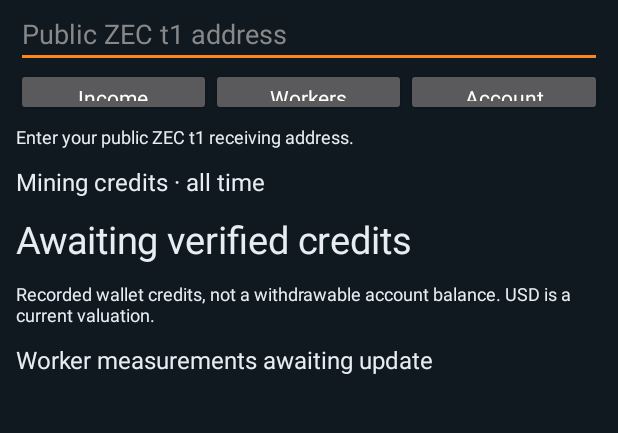
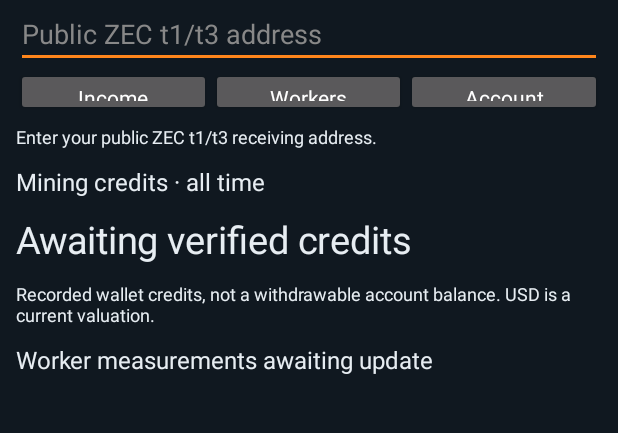
Before and after one commit to bllangozi-ccc/PointSixPool-Zec-Miner, an Android app: the screen it shows after launch (MainActivity), on a phone screen of 412 x 824 dp, the part 79-512 px from its top. Run offline under Robolectric (Android 15) with nearby library versions, the phone set to English and light mode, and no system bars.

Commit message:
Use device-browser account authentication in native monitors

```diff
--- a/Apps/PointSixPoolMonitor/android/app/src/main/java/com/pointsixpool/monitor/MainActivity.java
+++ b/Apps/PointSixPoolMonitor/android/app/src/main/java/com/pointsixpool/monitor/MainActivity.java
@@ -8,12 +8,7 @@ import android.content.Intent;
 import android.graphics.Color;
 import android.net.Uri;
 import android.view.View;
-import android.view.ViewGroup;
 import android.view.WindowInsets;
-import android.webkit.WebResourceRequest;
-import android.webkit.WebSettings;
-import android.webkit.WebView;
-import android.webkit.WebViewClient;
 import android.widget.*;
 import org.json.*;
 import javax.net.ssl.HttpsURLConnection;
@@ -28,7 +23,7 @@ public final class MainActivity extends Activity {
  private final ExecutorService io=Executors.newSingleThreadExecutor();
  private final Handler handler=new Handler(Looper.getMainLooper());
  private LinearLayout root,content; private EditText wallet;
- private WebView account; private String tab="Income",status="Add your public ZEC wallet.";
+ private String tab="Income",status="Add your public ZEC wallet.";
  private JSONArray workers=new JSONArray(); private Double credit=null,price=null;
  private boolean busy=false,foreground=false,workFresh=false;
  private final Runnable refreshTick=new Runnable(){public void run(){if(foreground){refresh();handler.postDelayed(this,30000);}}};
@@ -36,20 +31,20 @@ public final class MainActivity extends Activity {
  private Button button(String value,Runnable action){Button v=new Button(this);v.setText(value);v.setAllCaps(false);v.setOnClickListener(x->action.run());return v;}
  @Override public void onCreate(Bundle saved){super.onCreate(saved);root=new LinearLayout(this);root.setOrientation(LinearLayout.VERTICAL);root.setPadding(16,16,16,16);root.setBackgroundColor(Color.rgb(16,24,32));
  root.setOnApplyWindowInsetsListener((v,insets)->{if(android.os.Build.VERSION.SDK_INT>=30){android.graphics.Insets i=insets.getInsets(WindowInsets.Type.systemBars());v.setPadding(16,16+i.top,16,16+i.bottom);}return insets;});
- root.addView(text("PointSixPool Monitor",23));wallet=new EditText(this);wallet.setTextColor(Color.WHITE);wallet.setSingleLine(true);wallet.setHintTextColor(Color.GRAY);wallet.setHint("Public ZEC t1 address");wallet.setInputType(android.text.InputType.TYPE_TEXT_VARIATION_VISIBLE_PASSWORD);wallet.setText(getPreferences(0).getString("publicWallet",""));root.addView(wallet);
- LinearLayout nav=new LinearLayout(this);for(String name:new String[]{"Income","Workers","Account"})nav.addView(button(name,()->{tab=name;render();}),new LinearLayout.LayoutParams(0,48,1));root.addView(nav);
+ root.addView(text("PointSixPool Monitor",23));wallet=new EditText(this);wallet.setTextColor(Color.WHITE);wallet.setSingleLine(true);wallet.setHintTextColor(Color.GRAY);wallet.setHint("Public ZEC t1/t3 address");wallet.setInputType(android.text.InputType.TYPE_TEXT_VARIATION_VISIBLE_PASSWORD);wallet.setText(getPreferences(0).getString("publicWallet",""));root.addView(wallet);
+ LinearLayout nav=new LinearLayout(this);for(String name:new String[]{"Income","Workers","Account"})nav.addView(button(name,()->{if("Account".equals(name)){try{startActivity(new Intent(Intent.ACTION_VIEW,Uri.parse("https://pointsixpool.com/mobile/")));}catch(android.content.ActivityNotFoundException missing){Toast.makeText(this,"Install or enable a web browser for account sign-in.",Toast.LENGTH_LONG).show();}}else{tab=name;render();}}),new LinearLayout.LayoutParams(0,48,1));root.addView(nav);
  ScrollView scroll=new ScrollView(this);content=new LinearLayout(this);content.setOrientation(LinearLayout.VERTICAL);scroll.addView(content);root.addView(scroll,new LinearLayout.LayoutParams(-1,0,1));root.addView(button("Refresh",this::refresh));setContentView(root);render();}
  @Override protected void onResume(){super.onResume();foreground=true;handler.removeCallbacks(refreshTick);handler.post(refreshTick);}
  @Override protected void onPause(){foreground=false;handler.removeCallbacks(refreshTick);super.onPause();}
- @Override protected void onDestroy(){handler.removeCallbacksAndMessages(null);io.shutdownNow();if(account!=null){account.stopLoading();account.destroy();}super.onDestroy();}
+ @Override protected void onDestroy(){handler.removeCallbacksAndMessages(null);io.shutdownNow();super.onDestroy();}
  private JSONObject read(String path)throws Exception{if(!new HashSet<String>(Arrays.asList("/api/mining/public-work","/api/mining/earned-credits","/api/prices/zec?range=1m")).contains(path))throw new IOException("Endpoint refused");HttpsURLConnection c=(HttpsURLConnection)new URL("https://pointsixpool.com"+path).openConnection();c.setConnectTimeout(12000);c.setReadTimeout(12000);c.setInstanceFollowRedirects(false);c.setUseCaches(false);c.setRequestProperty("Accept","application/json");try{if(c.getResponseCode()!=200)throw new IOException("Feed pending");long deadline=System.nanoTime()+15000000000L;ByteArrayOutputStream bytes=new ByteArrayOutputStream();try(InputStream stream=c.getInputStream()){byte[] b=new byte[8192];int n;while((n=stream.read(b))!=-1){if(System.nanoTime()>deadline||bytes.size()+n>4194304)throw new IOException("Feed limit");bytes.write(b,0,n);}}return new JSONObject(bytes.toString(StandardCharsets.UTF_8.name()));}finally{c.disconnect();}}
  private boolean fresh(JSONObject x,String stamp,int age){double a=System.currentTimeMillis()/1000d-x.optDouble(stamp,Double.NaN);return x.optBoolean("available",false)&&Double.isFinite(a)&&a>=-5&&a<=age;}
- private void refresh(){if(busy||!foreground)return;String address=wallet.getText().toString().trim();if(!address.matches("t1[1-9A-HJ-NP-Za-km-z]{33}")){workFresh=false;workers=new JSONArray();credit=price=null;status="Enter your public ZEC t1 receiving address.";render();return;}busy=true;getPreferences(0).edit().putString("publicWallet",address).apply();io.execute(()->{JSONArray selected=new JSONArray();Double earned=null,usd=null;boolean freshWork=false;String note="Work feed awaiting update.";
+ private void refresh(){if(busy||!foreground)return;String address=wallet.getText().toString().trim();if(!address.matches("t[13][1-9A-HJ-NP-Za-km-z]{33}")){workFresh=false;workers=new JSONArray();credit=price=null;status="Enter your public ZEC t1/t3 receiving address.";render();return;}busy=true;getPreferences(0).edit().putString("publicWallet",address).apply();io.execute(()->{JSONArray selected=new JSONArray();Double earned=null,usd=null;boolean freshWork=false;String note="Work feed awaiting update.";
  try{JSONObject x=read("/api/mining/public-work");if(!fresh(x,"observed_unix",90))throw new IOException();JSONArray list=x.getJSONArray("workers");if(list.length()>500)throw new IOException();for(int i=0;i<list.length();i++){JSONObject w=list.getJSONObject(i);double rate=w.optDouble("hashrate_5m",Double.NaN);if(address.equals(w.optString("wallet_address"))&&Double.isFinite(rate)&&rate>=0)selected.put(w);}freshWork=true;note="Updated "+new java.text.SimpleDateFormat("HH:mm:ss",Locale.UK).format(new Date());}catch(Exception ignored){}
  try{JSONObject x=read("/api/mining/earned-credits");if(!fresh(x,"observed_unix",90))throw new IOException();JSONArray list=x.getJSONArray("wallets");for(int i=0;i<list.length();i++){JSONObject w=list.getJSONObject(i);long zats=w.optLong("earned_all_zats",-1);if(address.equals(w.optString("wallet_address"))&&zats>=0&&zats<=2100000000000000L)earned=zats/100000000d;}}catch(Exception ignored){}
  try{JSONObject x=read("/api/prices/zec?range=1m");double p=x.optDouble("price",Double.NaN);if(fresh(x,"sample_time",900)&&Double.isFinite(p)&&p>0)usd=p;}catch(Exception ignored){}
  JSONArray finalWorkers=selected;Double finalEarned=earned,finalPrice=usd;boolean finalFresh=freshWork;String finalNote=note;handler.post(()->{busy=false;if(isFinishing()||isDestroyed()||!address.equals(wallet.getText().toString().trim()))return;workers=finalWorkers;credit=finalEarned;price=finalPrice;workFresh=finalFresh;status=finalNote;render();});});}
- private void render(){if(content==null)return;content.removeAllViews();if("Account".equals(tab)){if(account==null){account=new WebView(this);account.getSettings().setJavaScriptEnabled(true);account.getSettings().setDomStorageEnabled(true);account.getSettings().setAllowFileAccess(false);account.getSettings().setAllowContentAccess(false);account.getSettings().setMixedContentMode(WebSettings.MIXED_CONTENT_NEVER_ALLOW);account.setWebViewClient(new WebViewClient(){@Override public boolean shouldOverrideUrlLoading(WebView view,WebResourceRequest request){Uri u=request.getUrl();if("https".equals(u.getScheme())&&new HashSet<String>(Arrays.asList("pointsixpool.com","accounts.pointsixpool.com")).contains(u.getHost())&&(u.getPort()==-1||u.getPort()==443))return false;if("https".equals(u.getScheme()))startActivity(new Intent(Intent.ACTION_VIEW,u));return true;}});account.loadUrl("https://pointsixpool.com/mobile/");}if(account.getParent()!=null)((ViewGroup)account.getParent()).removeView(account);content.addView(account,new LinearLayout.LayoutParams(-1,Math.max(480,getResources().getDisplayMetrics().heightPixels-260)));return;}
+ private void render(){if(content==null)return;content.removeAllViews();
  content.addView(text(status,12));if("Income".equals(tab)){content.addView(text("Mining credits · all time",16));content.addView(text(credit==null?"Awaiting verified credits":String.format(Locale.UK,"%.8f ZEC",credit),25));if(credit!=null&&price!=null)content.addView(text(String.format(Locale.UK,"≈ $%.2f USD",credit*price),21));content.addView(text("Recorded wallet credits, not a withdrawable account balance. USD is a current valuation.",12));double rate=0;for(int i=0;i<workers.length();i++)rate+=workers.optJSONObject(i).optDouble("hashrate_5m",0);content.addView(text(workFresh?String.format(Locale.UK,"%d workers · %.2f Sol/s",workers.length(),rate):"Worker measurements awaiting update",16));return;}
  if(!workFresh){content.addView(text("Fresh worker measurements awaiting update",16));return;}if(workers.length()==0)content.addView(text("No published workers for this wallet in the recorded window.",14));for(int i=0;i<workers.length();i++){JSONObject w=workers.optJSONObject(i);boolean active=System.currentTimeMillis()/1000d-w.optLong("last_share_unix",0)<600;TextView title=text((active?"● ":"● ")+w.optString("worker_name","Worker"),18);title.setTextColor(active?Color.rgb(40,199,135):Color.rgb(244,99,99));content.addView(title);content.addView(text(String.format(Locale.UK,"%.2f Sol/s · 5m",w.optDouble("hashrate_5m",0)),14));content.addView(text(active?"Recent accepted work":"No recent accepted work; this alone does not prove disconnection.",12));JSONArray history=w.optJSONArray("history");if(history!=null)content.addView(new HistoryView(this,history),new LinearLayout.LayoutParams(-1,120));}}
  private static final class HistoryView extends View{
```
Also changed, not shown: 2 other files.
